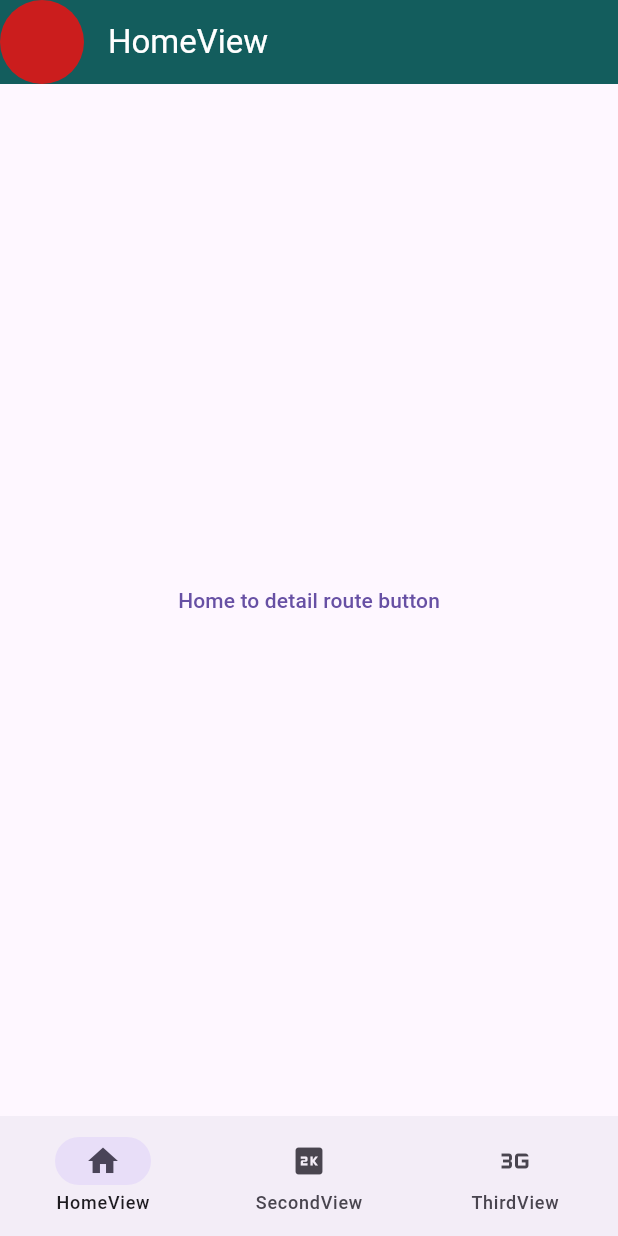
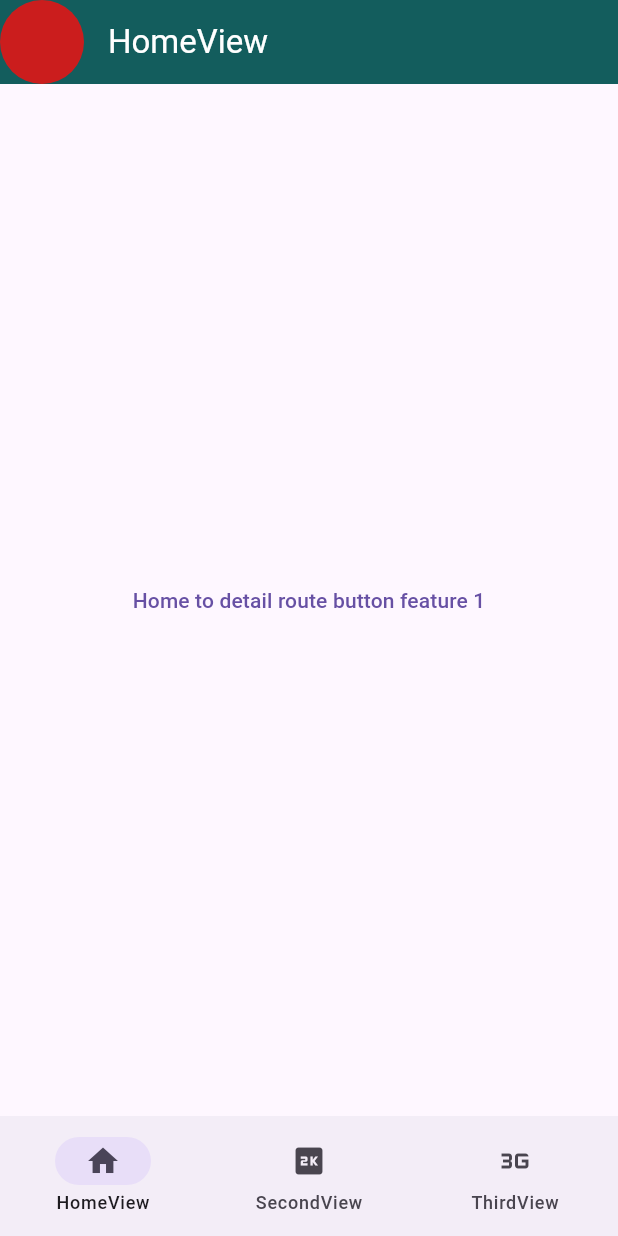
Before and after one commit to Slupshi/poc_navigation, a Flutter app: the screen it shows after launch, on a phone screen of 412 x 824 dp. Run offline on Flutter 3.47's test engine with Material 3 defaults, Android fonts, the light colour scheme and no system bars; our stand-ins replace go_router.

Commit message:
Squash Feature 1

```diff
--- a/lib/screens/home_view.dart
+++ b/lib/screens/home_view.dart
@@ -12,7 +12,7 @@ class HomeView extends StatelessWidget {
       hasLeadingAvatar: true,
       body: Center(
         child: TextButton(
-          child: const Text("Home to detail route button"),
+          child: const Text("Home to detail route button feature 1"),
           onPressed: () => const HomeDetailViewRouteData(id: 456).go(context),
         ),
       ),
```
